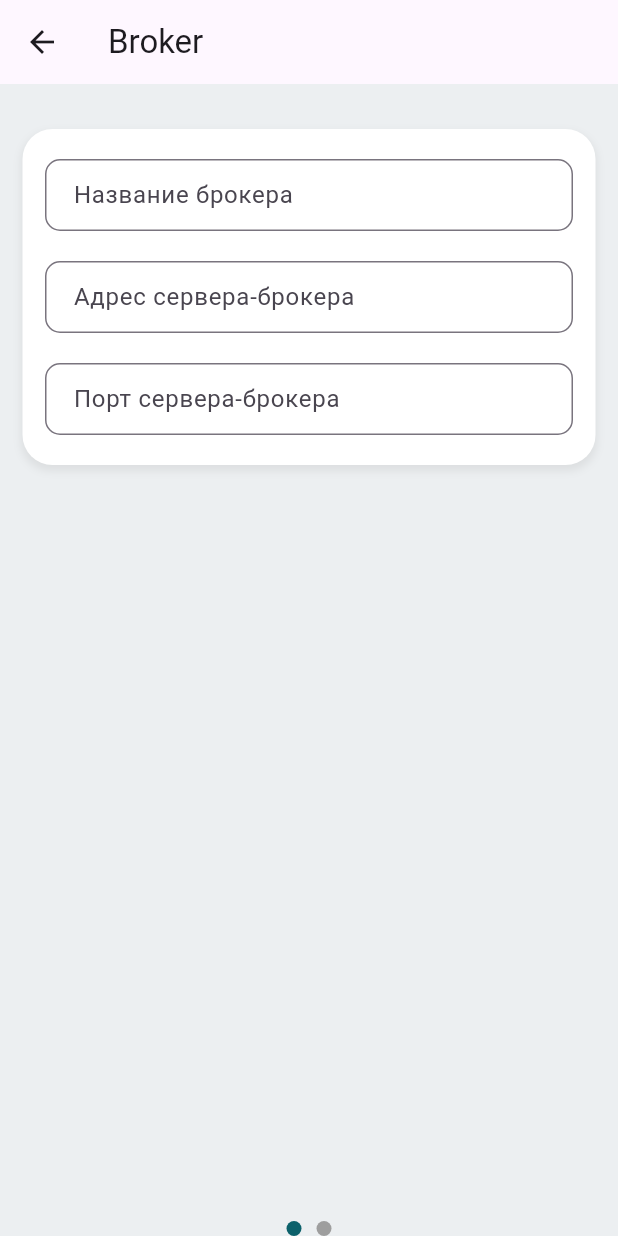
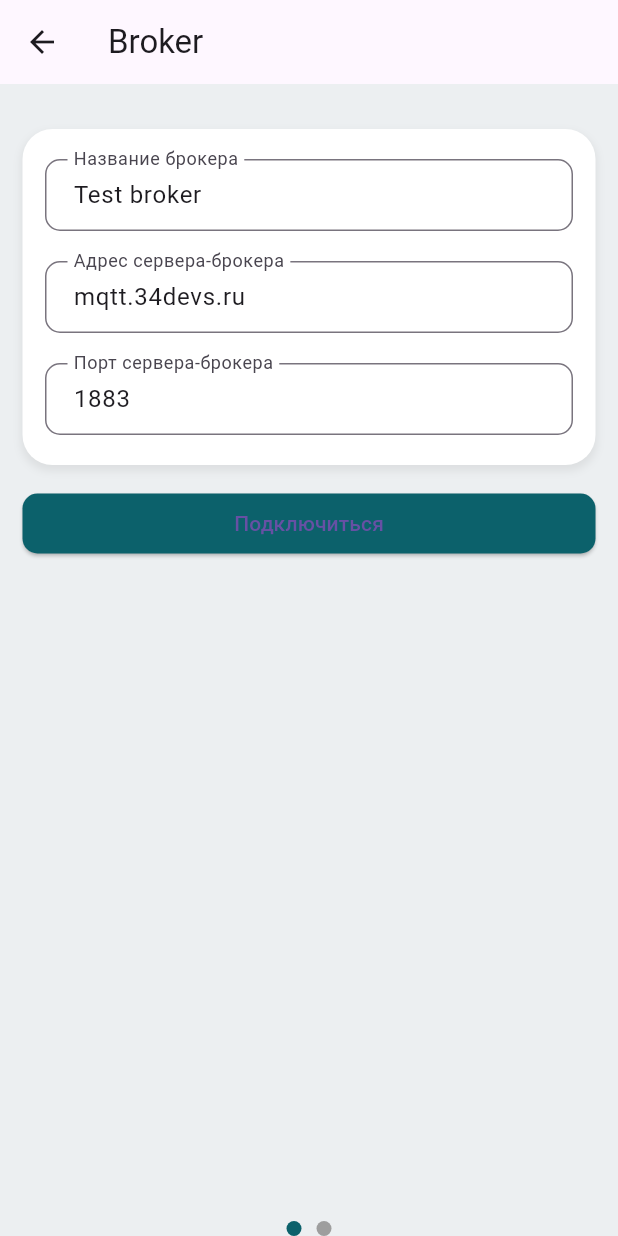
Before and after one commit to yodainferno/kilo_iot, a Flutter app: the BrokerInfoPage screen opened directly, on a phone screen of 412 x 824 dp. Run offline on Flutter 3.47's test engine with Material 3 defaults, Android fonts, the phone set to English and light mode, and no system bars; our stand-ins replace dartz, equatable, shared_preferences; missing offline and left inert: mqtt_client; accounts and stored records are empty.

Commit message:
feat: broker info - created connection, getting data (no json)

```diff
--- a/lib/features/brokers/presentation/pages/broker_info/broker_info_page.dart
+++ b/lib/features/brokers/presentation/pages/broker_info/broker_info_page.dart
@@ -1,19 +1,20 @@
 import 'package:flutter/material.dart';
 import 'package:kilo_iot/features/brokers/presentation/pages/broker_info/storages/broker_info_form_state.dart';
 import 'package:kilo_iot/features/brokers/presentation/pages/broker_info/storages/broker_info_tab_state.dart';
+import 'package:kilo_iot/features/brokers/presentation/pages/broker_info/storages/messages_state.dart';
+import 'package:kilo_iot/features/brokers/presentation/pages/broker_info/storages/mqtt_connection_state.dart';
 import 'package:kilo_iot/features/brokers/presentation/pages/broker_info/widgets/page_view_widget.dart';
 import 'package:kilo_iot/features/brokers/presentation/pages/broker_info/widgets/page_indicator_widget.dart';
 import 'package:provider/provider.dart';
 
 class BrokerInfoPage extends StatelessWidget {
-  // consts
-  final defaultTTL = 300; // время жизни соединения
-
   const BrokerInfoPage({super.key});
 
   // build
   @override
   Widget build(BuildContext context) {
+    // todo сделать заполнение состояния формы, если что-то пришло в качестве аргументов
+
     return MultiProvider(
       providers: [
         ChangeNotifierProvider(
@@ -21,6 +22,16 @@ class BrokerInfoPage extends StatelessWidget {
         ),
         ChangeNotifierProvider(
           create: (_) => TabStorage(),
+        ),
+        ChangeNotifierProvider(
+          create: (_) => MessagesStorage(),
+        ),
+        // ChangeNotifierProxyProvider<MessagesStorage, MqttConnectionStorage>(
+        //   create: (context) => MqttConnectionStorage(),
+        //   update: (_, myFirst, mySecond) {}
+        // )
+        ChangeNotifierProvider(
+          create: (_) => MqttConnectionStorage(),
         ),
       ],
       child: Scaffold(
@@ -42,18 +53,7 @@ class BrokerInfoPage extends StatelessWidget {
 
 
 
-// import 'dart:async';
-// import 'dart:convert';
 
-// import 'package:flutter/material.dart';
-// import 'package:kilo_iot/core/domain/mqtt_data_source.dart';
-// import 'package:kilo_iot/core/presentation/base_components/information_block.dart';
-// import 'package:kilo_iot/core/presentation/base_components/input_widget.dart';
-// import 'package:kilo_iot/features/brokers/domain/entities/broker_entity.dart';
-// import 'package:kilo_iot/features/brokers/domain/entities/brokers_list_entity.dart';
-// import 'package:mqtt_client/mqtt_client.dart';
-// import 'package:intl/intl.dart';
-// import 'package:provider/provider.dart';
 
 // class BrokerInfoPage extends StatefulWidget {
 //   final TTL = 300;
--- a/lib/features/brokers/presentation/pages/broker_info/storages/broker_info_form_state.dart
+++ b/lib/features/brokers/presentation/pages/broker_info/storages/broker_info_form_state.dart
@@ -13,8 +13,8 @@ class BrokerFormStorage extends ChangeNotifier {
   }
 
   final Map<String, dynamic> state = {
-    'name': '',
-    'address': '',
-    'port': '',
+    'name': 'Test broker',
+    'address': 'mqtt.34devs.ru',
+    'port': '1883',
   };
 }
--- /dev/null
+++ b/lib/features/brokers/presentation/pages/broker_info/widgets/mqtt_connection_indicator.dart
@@ -0,0 +1,97 @@
+import 'package:flutter/material.dart';
+import 'package:kilo_iot/core/domain/mqtt_data_source.dart';
+import 'package:kilo_iot/core/presentation/base_styles_configuration/material_color_generator.dart';
+import 'package:kilo_iot/features/brokers/presentation/pages/broker_info/storages/broker_info_form_state.dart';
+import 'package:kilo_iot/features/brokers/presentation/pages/broker_info/storages/messages_state.dart';
+import 'package:kilo_iot/features/brokers/presentation/pages/broker_info/storages/mqtt_connection_state.dart';
+import 'package:mqtt_client/mqtt_client.dart';
+import 'package:provider/provider.dart';
+
+class MqttConnectionIndicator extends StatelessWidget {
+  MqttConnectionIndicator({super.key});
+
+  void onPressedAction(
+      BuildContext context, MqttConnectionStorage mqttConnectionStorage) async {
+    if (mqttConnectionStorage.mqttConnection?.isConnected == true) {
+      mqttConnectionStorage.disconect();
+    } else {
+      // todo validate
+      final BrokerFormStorage brokerFormStorage =
+          Provider.of<BrokerFormStorage>(context, listen: false);
+
+      mqttConnectionStorage.mqttConnection = MQTTConnection(
+        address: brokerFormStorage.getFieldState('address'),
+        port: int.parse(brokerFormStorage.getFieldState('port')),
+      );
+      await mqttConnectionStorage.connect(
+        ttl: mqttConnectionStorage.defaultTTL,
+      );
+      mqttConnectionStorage.mqttConnection?.listenTopics(
+        callBack: (MqttReceivedMessage<MqttMessage?> data) {
+          final MessagesStorage messagesStorage =
+              Provider.of<MessagesStorage>(context, listen: false);
+          messagesStorage.addData(data);
+        },
+      );
+    }
+  }
+
+  @override
+  Widget build(BuildContext context) {
+    final MqttConnectionStorage mqttConnectionStorage =
+        Provider.of<MqttConnectionStorage>(context, listen: true);
+
+    final Color button_color =
+        mqttConnectionStorage.mqttConnection?.isConnected == true
+            ? Colors.red[900]!
+            : MaterialColorGenerator.from(
+                const Color.fromARGB(255, 12, 97, 107),
+              );
+
+    Widget button_child = Container();
+    if (mqttConnectionStorage.mqttConnection?.isStatusChanging == true) {
+      button_child = const SizedBox(
+        width: 20,
+        height: 20,
+        child: CircularProgressIndicator(
+          strokeWidth: 3,
+        ),
+      );
+    } else {
+      button_child = Text(
+        mqttConnectionStorage.mqttConnection?.isConnected == true
+            ? 'Отключиться сейчас'
+            : 'Подключиться',
+      );
+    }
+
+    return Column(
+      children: [
+        ElevatedButton(
+          style: ElevatedButton.styleFrom(
+            minimumSize: const Size.fromHeight(40),
+            backgroundColor: button_color,
+            shape: const RoundedRectangleBorder(
+              borderRadius: BorderRadius.all(Radius.circular(10.0)),
+            ),
+          ),
+          onPressed:
+              mqttConnectionStorage.mqttConnection?.isStatusChanging != true
+                  ? () => onPressedAction(context, mqttConnectionStorage)
+                  : null,
+          child: button_child,
+        ),
+        const SizedBox(height: 5.0),
+        mqttConnectionStorage.mqttConnection == null
+            ? Container()
+            : Text(
+                "До автоматического отключения: ${mqttConnectionStorage.ttlCounter} сек.",
+                style: TextStyle(
+                  color: Colors.grey[700],
+                  fontSize: 14.0,
+                ),
+              ),
+      ],
+    );
+  }
+}
--- a/lib/features/brokers/presentation/pages/broker_info/widgets/page_view_widget.dart
+++ b/lib/features/brokers/presentation/pages/broker_info/widgets/page_view_widget.dart
@@ -3,15 +3,16 @@ import 'package:kilo_iot/core/presentation/base_components/information_block.dar
 import 'package:kilo_iot/features/brokers/presentation/pages/broker_info/storages/broker_info_tab_state.dart';
 import 'package:kilo_iot/features/brokers/presentation/pages/broker_info/widgets/form_widget.dart';
 import 'package:kilo_iot/features/brokers/presentation/pages/broker_info/widgets/messages_list_widget.dart';
+import 'package:kilo_iot/features/brokers/presentation/pages/broker_info/widgets/mqtt_connection_indicator.dart';
 import 'package:provider/provider.dart';
 
-// ignore: must_be_immutable
+
 class BrokerInfoPageView extends StatelessWidget {
-  BrokerInfoPageView({super.key});
-
   // tab controller
   TabStorage? tabStorage;
   final PageController tabController = PageController(initialPage: 0);
+
+  BrokerInfoPageView({super.key});
   void _initTabControllerOnChanged(BuildContext context) {
     tabStorage = Provider.of<TabStorage>(context, listen: false);
     tabController.addListener(
@@ -22,7 +23,9 @@ class BrokerInfoPageView extends StatelessWidget {
     );
   }
 
-  void dispose() => tabController.dispose();
+  void dispose() {
+    return tabController.dispose();
+  }
 
   @override
   Widget build(BuildContext context) {
@@ -37,8 +40,14 @@ class BrokerInfoPageView extends StatelessWidget {
             vertical: 30.0,
             horizontal: 15.0,
           ),
-          child: InformationBlock(
-            child: BrokerFormWidget(),
+          child: Column(
+            children: [
+              InformationBlock(
+                child: BrokerFormWidget(),
+              ),
+              const SizedBox(height: 15.0),
+              MqttConnectionIndicator()
+            ],
           ),
         ),
         const SingleChildScrollView(
```
Also changed, not shown: lib/features/brokers/presentation/pages/broker_info/storages/messages_state.dart (added, +17 -0 lines), lib/features/brokers/presentation/pages/broker_info/storages/mqtt_connection_state.dart (added, +57 -0 lines), lib/features/brokers/presentation/pages/broker_info/widgets/messages_list_widget.dart (+86 -6 lines).
